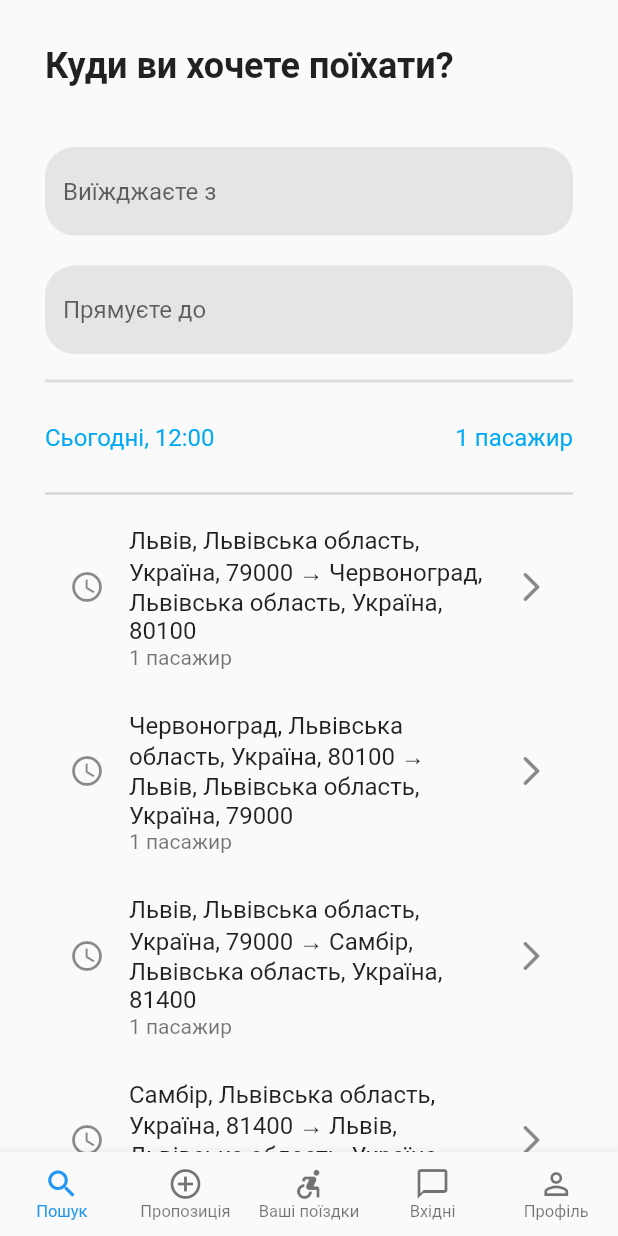
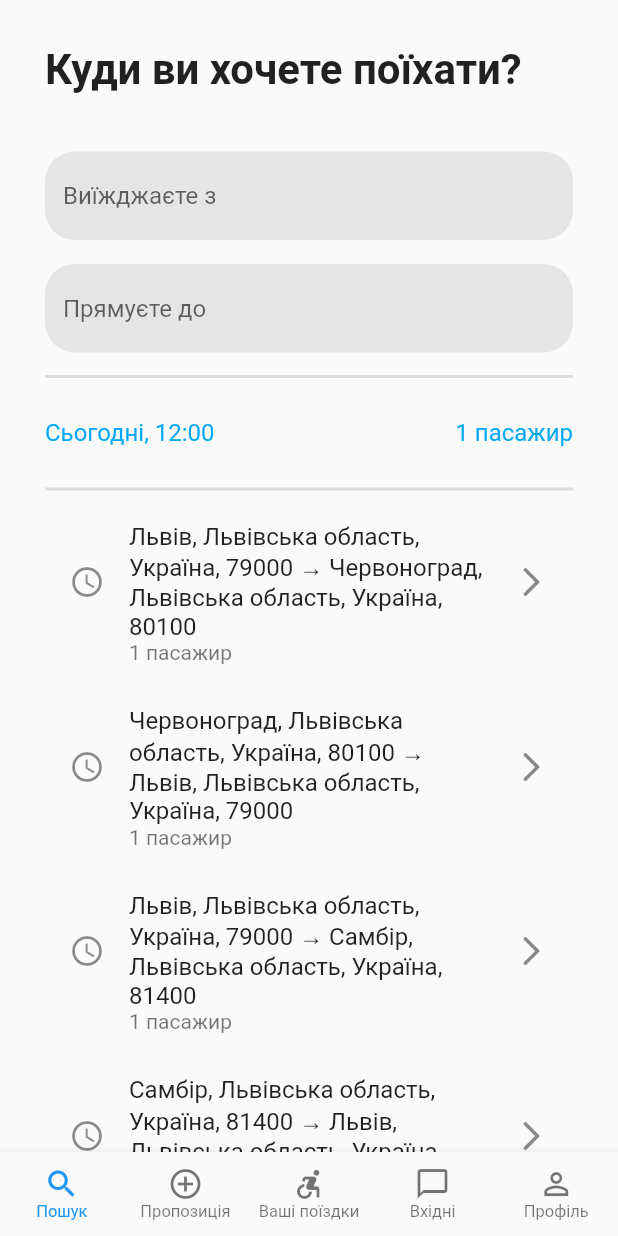
Before and after one commit to Ravenen/flutter_layout, a Flutter app: the screen it shows after launch, on a phone screen of 412 x 824 dp. Run offline on Flutter 3.47's test engine with Material 2 defaults, Android fonts, the phone set to English and light mode, and no system bars.

Commit message:
Fixed sizing

```diff
--- a/lib/main.dart
+++ b/lib/main.dart
@@ -12,7 +12,7 @@ class MyApp extends StatelessWidget {
 
   Widget _buildTextField(String hint) {
     return Container(
-        padding: const EdgeInsets.symmetric(vertical: 10),
+        padding: const EdgeInsets.symmetric(vertical: 8),
         child: TextField(
           decoration: InputDecoration(
               border: const OutlineInputBorder(
@@ -61,7 +61,7 @@ class MyApp extends StatelessWidget {
       alignment: Alignment.centerLeft,
       child: const Text(
         'Куди ви хочете поїхати?',
-        style: TextStyle(fontWeight: FontWeight.bold, fontSize: 24),
+        style: TextStyle(fontWeight: FontWeight.bold, fontSize: 28),
       ),
     );
 
@@ -97,8 +97,10 @@ class MyApp extends StatelessWidget {
       children: [
         _buildRideHistoryListTile('Львів, Львівська область, Україна, 79000',
             'Червоноград, Львівська область, Україна, 80100', 1),
-        _buildRideHistoryListTile('Червоноград, Львівська область, Україна, 80100',
-            'Львів, Львівська область, Україна, 79000', 1),
+        _buildRideHistoryListTile(
+            'Червоноград, Львівська область, Україна, 80100',
+            'Львів, Львівська область, Україна, 79000',
+            1),
         _buildRideHistoryListTile('Львів, Львівська область, Україна, 79000',
             'Самбір, Львівська область, Україна, 81400', 1),
         _buildRideHistoryListTile('Самбір, Львівська область, Україна, 81400',
```
